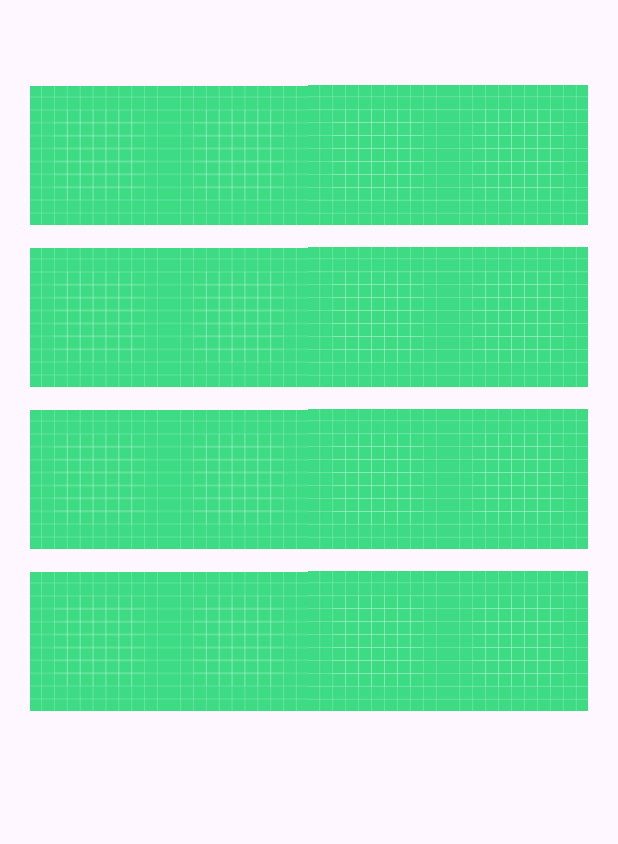
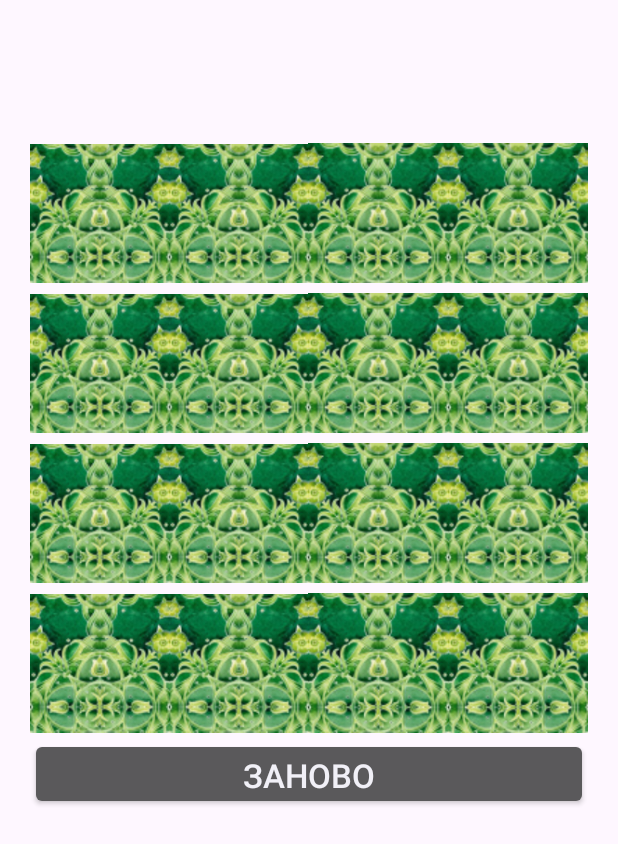
Before and after one commit to PUTENCHIK/mobile_development, an Android app: the screen it shows after launch (MainActivity), on a phone screen of 412 x 824 dp. Shown: the top 844 px of the screen. Run offline under Robolectric (Android 15) with nearby library versions, the phone set to English and light mode, and no system bars.

Commit message:
Completed game Memorina

```diff
--- a/android_apps/MemorinaGame/app/src/main/java/com/example/memorinagame/MainActivity.kt
+++ b/android_apps/MemorinaGame/app/src/main/java/com/example/memorinagame/MainActivity.kt
@@ -1,17 +1,20 @@
 package com.example.memorinagame
 
+import android.app.ActionBar.LayoutParams
 import android.os.Bundle
 import android.view.View
+import android.widget.Button
 import android.widget.ImageView
 import android.widget.LinearLayout
 import android.widget.TextView
+import android.widget.Toast
 import androidx.appcompat.app.AppCompatActivity
+import androidx.core.view.setMargins
 import androidx.core.view.setPadding
 import kotlinx.coroutines.Dispatchers
 import kotlinx.coroutines.GlobalScope
 import kotlinx.coroutines.delay
 import kotlinx.coroutines.launch
-import kotlin.reflect.typeOf
 
 class MainActivity : AppCompatActivity() {
     val images = mapOf(
@@ -24,21 +27,38 @@ class MainActivity : AppCompatActivity() {
         "pin" to R.drawable.pin,
         "sovunya" to R.drawable.sovunya,
     )
+    val back = R.drawable.back
+    val n: Int = 4
+
     var correctAnswers: Int = 0
-    val n: Int = 4
+    var tries: Int = 0
     var openedCard: ImageView? = null
     var openedCardsAmount: Int = 0
 
     override fun onCreate(savedInstanceState: Bundle?) {
         super.onCreate(savedInstanceState)
 
-        val layout = LinearLayout(applicationContext)
+        val layout: LinearLayout = LinearLayout(applicationContext)
+        layout.setId(R.id.mainLayout)
         layout.orientation = LinearLayout.VERTICAL
         layout.setPadding(30)
+
+        val header = LinearLayout(applicationContext)
+        header.orientation = LinearLayout.VERTICAL
+        val headerParams = LinearLayout.LayoutParams(
+            LayoutParams.MATCH_PARENT,
+            LayoutParams.WRAP_CONTENT
+        )
+        headerParams.setMargins(0, 0, 0, 20)
+        header.layoutParams = headerParams
 
         val tvCorrectAnswers = TextView(applicationContext)
         tvCorrectAnswers.setId(R.id.tvCorrectAnswers)
         tvCorrectAnswers.textSize = 22f
+
+        val tvTries = TextView(applicationContext)
+        tvTries.setId(R.id.tvTries)
+        tvTries.textSize = 22f
 
         val field = LinearLayout(applicationContext)
         field.orientation = LinearLayout.VERTICAL
@@ -50,7 +70,7 @@ class MainActivity : AppCompatActivity() {
             for (i in 1..2) {
                 imageViews.add(
                     ImageView(applicationContext).apply {
-                        setImageResource(R.drawable.ic_launcher_background)
+                        setImageResource(back)
                         layoutParams = params
                         tag = character.key
                         setOnClickListener(cardListener)
@@ -58,6 +78,7 @@ class MainActivity : AppCompatActivity() {
                 )
             }
         }
+        imageViews.shuffle()
 
         val rows = Array(4, { LinearLayout(applicationContext) })
         var count = 0
@@ -70,68 +91,98 @@ class MainActivity : AppCompatActivity() {
             field.addView(row)
         }
 
-        layout.addView(tvCorrectAnswers)
+        val btnReset = Button(applicationContext)
+        btnReset.apply {
+            text = "Заново"
+            textSize = 22f
+            width = LinearLayout.LayoutParams.MATCH_PARENT
+            height = LinearLayout.LayoutParams.WRAP_CONTENT
+            setOnClickListener(btnResetListener)
+        }
+
+        header.addView(tvCorrectAnswers)
+        header.addView(tvTries)
+        layout.addView(header)
         layout.addView(field)
+        layout.addView(btnReset)
         setContentView(layout)
     }
 
-    fun updateCorrectAnswers() {
+    fun updateHeader() {
         var tvCorrectAnswers = findViewById<TextView>(R.id.tvCorrectAnswers)
-        tvCorrectAnswers.text = "Correct answers: " + correctAnswers.toString()
+        tvCorrectAnswers.text = "Пар найдено: " + correctAnswers.toString()
+
+        var tvTries = findViewById<TextView>(R.id.tvTries)
+        tvTries.text = "Попыток: " + tries.toString()
     }
 
     suspend fun checkAnswers(card: View) {
-        changeCardStatus(card, true)
         when (openedCardsAmount) {
             0 -> {
                 if (card is ImageView) {
+                    openedCardsAmount++
+                    changeCardStatus(card, true)
                     openedCard = card
-                    openedCardsAmount++
                 }
             }
             1 -> {
                 openedCardsAmount++
-                delay(1500)
+                tries++
+                changeCardStatus(card, true)
                 if (card.tag == openedCard?.tag) {
                     correctAnswers++
+                    updateHeader()
+                    delay(1500)
                     hideCard(card)
                     hideCard(openedCard!!)
+                    checkGameOver()
                 } else {
+                    updateHeader()
+                    delay(1500)
                     changeCardStatus(card, false)
                     changeCardStatus(openedCard!!, false)
                 }
                 openedCardsAmount -= 2
                 openedCard = null
             }
-            else -> {
-                var a: Int
-            }
         }
 
     }
 
-    suspend fun changeCardStatus(card: View, open: Boolean) {
+    fun changeCardStatus(card: View, open: Boolean) {
         if (card is ImageView) {
             card.setImageResource(when (open) {
                     true -> images.get(card.tag)!!
-                    false -> R.drawable.ic_launcher_background
+                    false -> back
                 }
             )
             card.isClickable = !open
         }
     }
 
-    suspend fun hideCard(card: View) {
+    fun hideCard(card: View) {
         if (card is ImageView) {
             card.visibility = View.INVISIBLE
             card.isClickable = false
         }
     }
 
+    fun checkGameOver() {
+        if (correctAnswers == 8) {
+            val toast: Toast = Toast.makeText(applicationContext,
+                "Вы нашли все пары!",
+                Toast.LENGTH_LONG
+            )
+            toast.show()
+        }
+    }
+
     val cardListener = View.OnClickListener() {
         GlobalScope.launch(Dispatchers.Main)
         { checkAnswers(it) }
+    }
 
-        updateCorrectAnswers()
+    val btnResetListener = View.OnClickListener() {
+        recreate()
     }
 }
--- a/android_apps/MemorinaGame/app/src/main/res/values/ids.xml
+++ b/android_apps/MemorinaGame/app/src/main/res/values/ids.xml
@@ -1,4 +1,6 @@
 <?xml version="1.0" encoding="utf-8"?>
 <resources>
     <item name="tvCorrectAnswers" type="id" />
+    <item name="tvTries" type="id" />
+    <item name="mainLayout" type="id" />
 </resources>
```
Also changed, not shown: android_apps/MemorinaGame/app/src/main/res/drawable/back.jpg (added), 5 other files.
